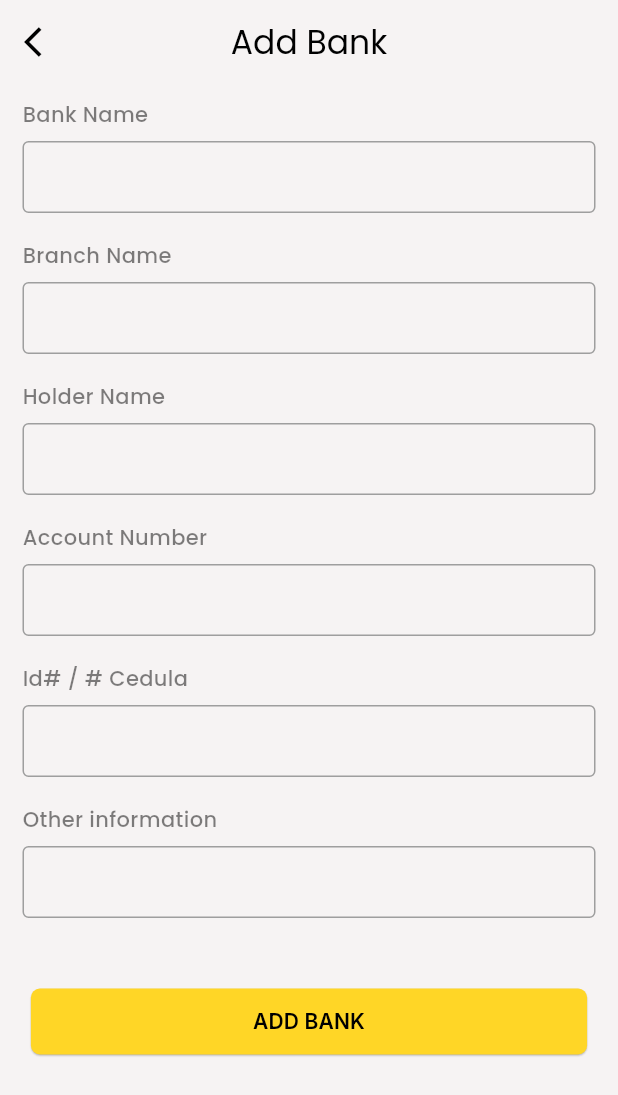
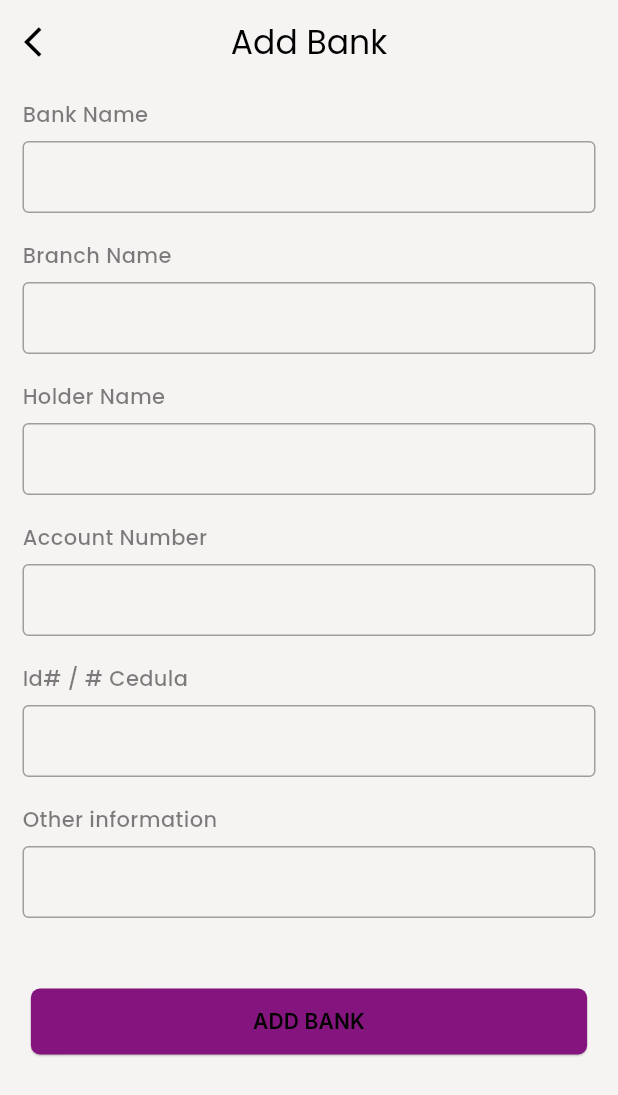
Before and after one commit to yegaride/yegasigur-driver, a Flutter app: the AddBankAccount screen opened directly, after a tap on "ADD BANK", on a phone screen of 412 x 824 dp. Shown: the top 1095 px of the screen. Run offline on Flutter 3.47's test engine with Material 3 defaults, Android fonts, the phone set to English and light mode, and no system bars; our stand-ins replace cached_network_image, cloud_firestore, dio, dropdown_search, file_picker, firebase_auth and 21 more; missing offline and left inert: flutter_google_places_hoc081098, flutter_paypal_native, flutter_polyline_points, flutter_stripe, flutterflow_paginate_firestore and 11 more; accounts and stored records are empty; network calls fail.

Commit message:
main color changed

```diff
--- a/lib/themes/constant_colors.dart
+++ b/lib/themes/constant_colors.dart
@@ -1,7 +1,7 @@
 import 'dart:ui';
 
 class ConstantColors {
-  static Color primary = const Color(0xffFFD626);
+  static Color primary = const Color(0xFF84157E);
   static Color blue = const Color(0xff0873FF);
   static Color yellow = const Color(0xffEAA501);
   static Color yellow1 = const Color(0xffFFC003);
```
